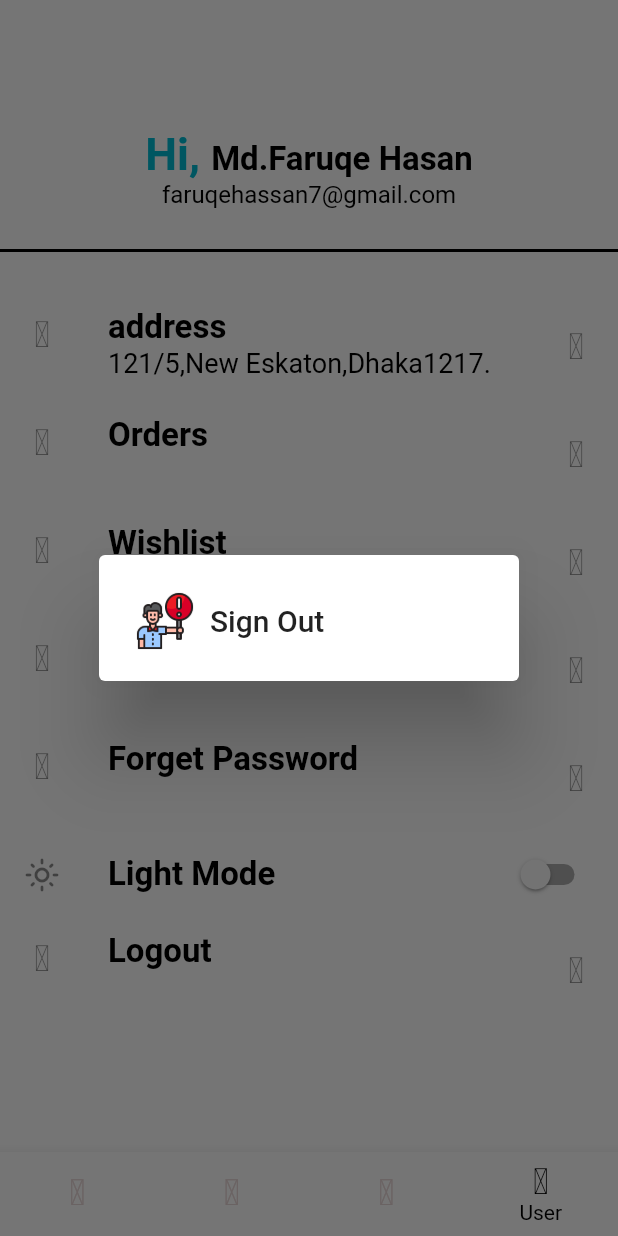
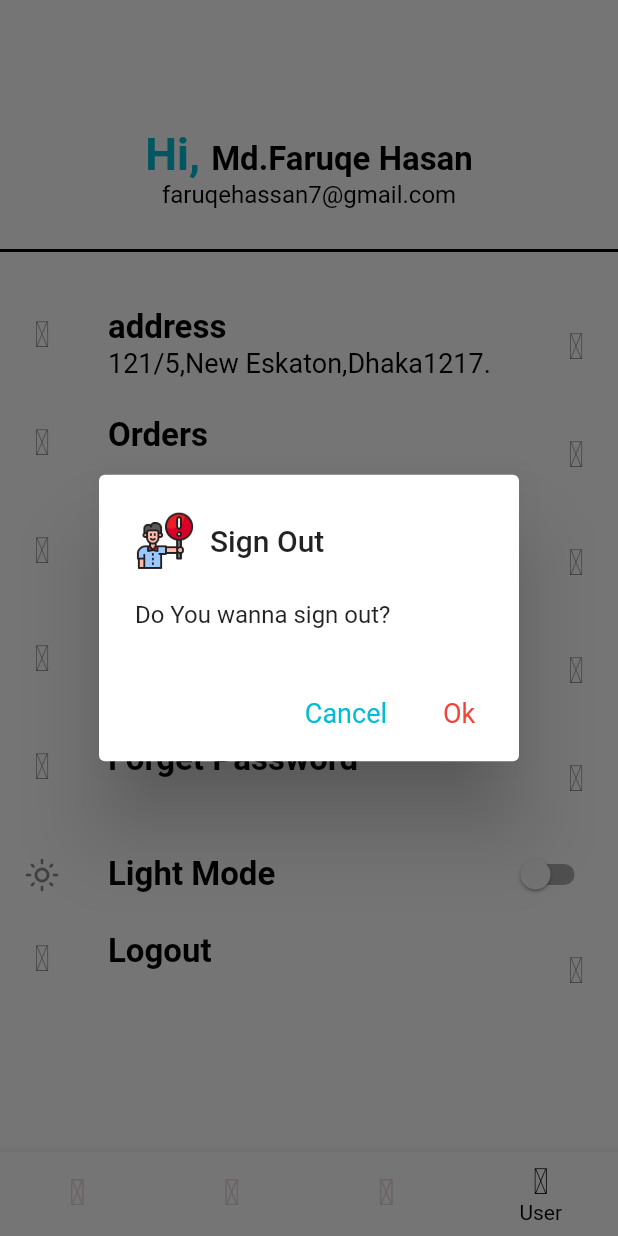
Before and after one commit to Faruqe560/Grocery-With-Admin-Panel, a Flutter app: the screen it shows after launch, item 4 of the bottom bar chosen, after a tap on "Logout", on a phone screen of 412 x 824 dp. Run offline on Flutter 3.47's test engine with Material 2 defaults, Android fonts, the phone set to English and light mode, and no system bars; our stand-ins replace flutter_iconly, shared_preferences.

Commit message:
logout ui done

```diff
--- a/lib/screens/user_screen.dart
+++ b/lib/screens/user_screen.dart
@@ -146,6 +146,31 @@ class _UserScreenState extends State<UserScreen> {
                 Text("Sign Out")
               ],
             ),
+            content: Text("Do You wanna sign out?"),
+            actions: [
+              TextButton(
+                onPressed: () {
+                  if (Navigator.canPop(context)) {
+                    Navigator.pop(context);
+                  }
+                },
+                child: TextWidget(
+                  text: "Cancel",
+                  color: Colors.cyan,
+                  textSize: 18,
+                ),
+              ),
+              TextButton(
+                onPressed: () {
+                  Navigator.pop(context);
+                },
+                child: TextWidget(
+                  text: "Ok",
+                  color: Colors.red,
+                  textSize: 18,
+                ),
+              ),
+            ],
           );
         });
   }
```
